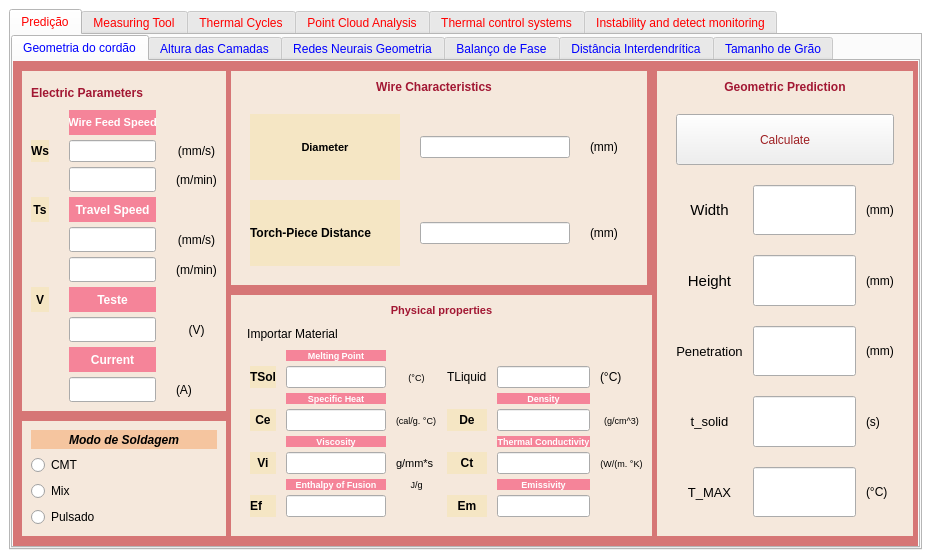
Above: include/ui/AMS_ui.ui from NycFenix/A.M.S-Interface before the change. Below: the same form after it.
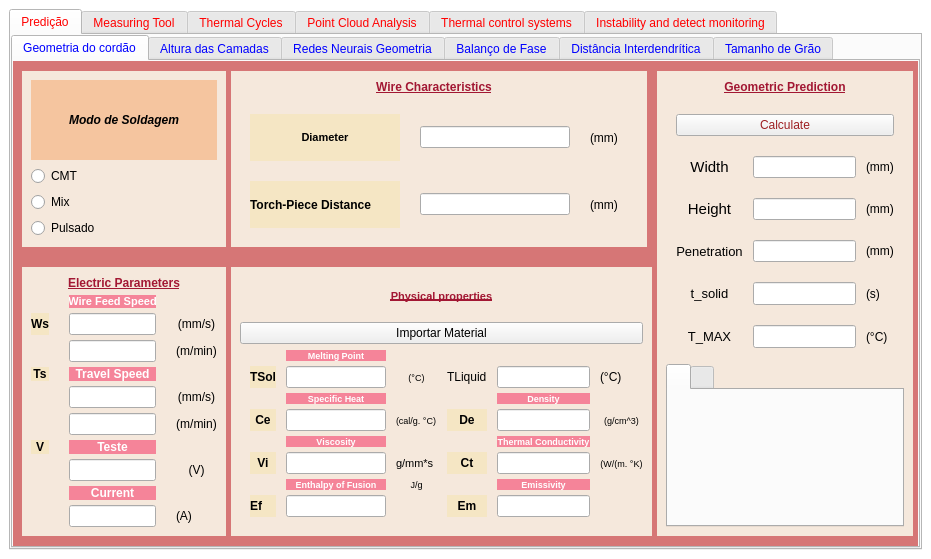
That is the form after the change. Icons and pictures are not drawn.

Commit message: Updated visuals with temperature Tab Widget

What changed in the file:
```diff
--- a/include/ui/AMS_ui.ui
+++ b/include/ui/AMS_ui.ui
@@ -466,6 +466,7 @@
 /* dark red labels */
 #electric_parameters_title, #electric_current_title, #physical_properties_title, #prediction_layers_title, #wire_characteristics_title, #geometric_prediction_title {
 color:rgb(162, 23, 51);
+text-decoration: underline;
 }
 
 /* yellow icon labels */ 
@@ -509,15 +510,400 @@
             <property name="verticalSpacing">
              <number>10</number>
             </property>
+            <item row="0" column="3">
+             <widget class="QWidget" name="wire_characteristics_rect" native="true">
+              <layout class="QGridLayout" name="gridLayout_3">
+               <item row="0" column="1">
+                <layout class="QGridLayout" name="wire_characteristics_layout">
+                 <property name="leftMargin">
+                  <number>10</number>
+                 </property>
+                 <property name="rightMargin">
+                  <number>20</number>
+                 </property>
+                 <property name="bottomMargin">
+                  <number>10</number>
+                 </property>
+                 <property name="spacing">
+                  <number>20</number>
+                 </property>
+                 <item row="2" column="0">
+                  <widget class="QLabel" name="DBCP_label">
+                   <property name="sizePolicy">
+                    <sizepolicy hsizetype="Expanding" vsizetype="Expanding">
+                     <horstretch>0</horstretch>
+                     <verstretch>0</verstretch>
+                    </sizepolicy>
+                   </property>
+                   <property name="text">
+                    <string>Torch-Piece Distance</string>
+                   </property>
+                  </widget>
+                 </item>
+                 <item row="0" column="0" colspan="3">
+                  <widget class="QLabel" name="wire_characteristics_title">
+                   <property name="font">
+                    <font>
+                     <bold>true</bold>
+                     <underline>true</underline>
+                    </font>
+                   </property>
+                   <property name="styleSheet">
+                    <string notr="true"/>
+                   </property>
+                   <property name="text">
+                    <string>Wire Characteristics</string>
+                   </property>
+                   <property name="alignment">
+                    <set>Qt::AlignmentFlag::AlignCenter</set>
+                   </property>
+                  </widget>
+                 </item>
+                 <item row="1" column="0">
+                  <widget class="QLabel" name="diameter_icon">
+                   <property name="enabled">
+                    <bool>true</bool>
+                   </property>
+                   <property name="sizePolicy">
+                    <sizepolicy hsizetype="Expanding" vsizetype="Expanding">
+                     <horstretch>0</horstretch>
+                     <verstretch>0</verstretch>
+                    </sizepolicy>
+                   </property>
+                   <property name="minimumSize">
+                    <size>
+                     <width>50</width>
+                     <height>0</height>
+                    </size>
+                   </property>
+                   <property name="palette">
+                    <palette>
+                     <active>
+                      <colorrole role="WindowText">
+                       <brush brushstyle="SolidPattern">
+                        <color alpha="255">
+                         <red>0</red>
+                         <green>0</green>
+                         <blue>0</blue>
+                        </color>
+                       </brush>
+                      </colorrole>
+                      <colorrole role="Button">
+                       <brush brushstyle="SolidPattern">
+                        <color alpha="255">
+                         <red>245</red>
+                         <green>230</green>
+                         <blue>196</blue>
+                        </color>
+                       </brush>
+                      </colorrole>
+                      <colorrole role="Text">
+                       <brush brushstyle="SolidPattern">
+                        <color alpha="255">
+                         <red>0</red>
+                         <green>0</green>
+                         <blue>0</blue>
+                        </color>
+                       </brush>
+                      </colorrole>
+                      <colorrole role="ButtonText">
+                       <brush brushstyle="SolidPattern">
+                        <color alpha="255">
+                         <red>0</red>
+                         <green>0</green>
+                         <blue>0</blue>
+                        </color>
+                       </brush>
+                      </colorrole>
+                      <colorrole role="Base">
+                       <brush brushstyle="SolidPattern">
+                        <color alpha="255">
+                         <red>245</red>
+                         <green>230</green>
+                         <blue>196</blue>
+                        </color>
+                       </brush>
+                      </colorrole>
+                      <colorrole role="Window">
+                       <brush brushstyle="SolidPattern">
+                        <color alpha="255">
+                         <red>245</red>
+                         <green>230</green>
+                         <blue>196</blue>
+                        </color>
+                       </brush>
+                      </colorrole>
+                      <colorrole role="PlaceholderText">
+                       <brush brushstyle="SolidPattern">
+                        <color alpha="128">
+                         <red>0</red>
+                         <green>0</green>
+                         <blue>0</blue>
+                        </color>
+                       </brush>
+                      </colorrole>
+                     </active>
+                     <inactive>
+                      <colorrole role="WindowText">
+                       <brush brushstyle="SolidPattern">
+                        <color alpha="255">
+                         <red>0</red>
+                         <green>0</green>
+                         <blue>0</blue>
+                        </color>
+                       </brush>
+                      </colorrole>
+                      <colorrole role="Button">
+                       <brush brushstyle="SolidPattern">
+                        <color alpha="255">
+                         <red>245</red>
+                         <green>230</green>
+                         <blue>196</blue>
+                        </color>
+                       </brush>
+                      </colorrole>
+                      <colorrole role="Text">
+                       <brush brushstyle="SolidPattern">
+                        <color alpha="255">
+                         <red>0</red>
+                         <green>0</green>
+                         <blue>0</blue>
+                        </color>
+                       </brush>
+                      </colorrole>
+                      <colorrole role="ButtonText">
+                       <brush brushstyle="SolidPattern">
+                        <color alpha="255">
+                         <red>0</red>
+                         <green>0</green>
+                         <blue>0</blue>
+                        </color>
+                       </brush>
+                      </colorrole>
+                      <colorrole role="Base">
+                       <brush brushstyle="SolidPattern">
+                        <color alpha="255">
+                         <red>245</red>
+                         <green>230</green>
+                         <blue>196</blue>
+                        </color>
+                       </brush>
+                      </colorrole>
+                      <colorrole role="Window">
+                       <brush brushstyle="SolidPattern">
+                        <color alpha="255">
+                         <red>245</red>
+                         <green>230</green>
+                         <blue>196</blue>
+                        </color>
+                       </brush>
+                      </colorrole>
+                      <colorrole role="PlaceholderText">
+                       <brush brushstyle="SolidPattern">
+                        <color alpha="128">
+                         <red>0</red>
+                         <green>0</green>
+                         <blue>0</blue>
+                        </color>
+                       </brush>
+                      </colorrole>
+                     </inactive>
+                     <disabled>
+                      <colorrole role="WindowText">
+                       <brush brushstyle="SolidPattern">
+                        <color alpha="255">
+                         <red>0</red>
+                         <green>0</green>
+                         <blue>0</blue>
+                        </color>
+                       </brush>
+                      </colorrole>
+                      <colorrole role="Button">
+                       <brush brushstyle="SolidPattern">
+                        <color alpha="255">
+                         <red>245</red>
+                         <green>230</green>
+                         <blue>196</blue>
+                        </color>
+                       </brush>
+                      </colorrole>
+                      <colorrole role="Text">
+                       <brush brushstyle="SolidPattern">
+                        <color alpha="255">
+                         <red>0</red>
+                         <green>0</green>
+                         <blue>0</blue>
+                        </color>
+                       </brush>
+                      </colorrole>
+                      <colorrole role="ButtonText">
+                       <brush brushstyle="SolidPattern">
+                        <color alpha="255">
+                         <red>0</red>
+                         <green>0</green>
+                         <blue>0</blue>
+                        </color>
+                       </brush>
+                      </colorrole>
+                      <colorrole role="Base">
+                       <brush brushstyle="SolidPattern">
+                        <color alpha="255">
+                         <red>245</red>
+                         <green>230</green>
+                         <blue>196</blue>
+                        </color>
+                       </brush>
+                      </colorrole>
+                      <colorrole role="Window">
+                       <brush brushstyle="SolidPattern">
+                        <color alpha="255">
+                         <red>245</red>
+                         <green>230</green>
+                         <blue>196</blue>
+                        </color>
+                       </brush>
+                      </colorrole>
+                      <colorrole role="PlaceholderText">
+                       <brush brushstyle="SolidPattern">
+                        <color alpha="128">
+                         <red>0</red>
+                         <green>0</green>
+                         <blue>0</blue>
+                        </color>
+                       </brush>
+                      </colorrole>
+                     </disabled>
+                    </palette>
+                   </property>
+                   <property name="font">
+                    <font>
+                     <pointsize>8</pointsize>
+                     <bold>true</bold>
+                    </font>
+                   </property>
+                   <property name="styleSheet">
+                    <string notr="true">background-color:rgb(245, 230, 196)</string>
+                   </property>
+                   <property name="text">
+                    <string>Diameter</string>
+                   </property>
+                   <property name="alignment">
+                    <set>Qt::AlignmentFlag::AlignCenter</set>
+                   </property>
+                  </widget>
+                 </item>
+                 <item row="1" column="2">
+                  <widget class="QLabel" name="diameter_measure">
+                   <property name="palette">
+                    <palette>
+                     <active>
+                      <colorrole role="WindowText">
+                       <brush brushstyle="SolidPattern">
+                        <color alpha="255">
+                         <red>0</red>
+                         <green>0</green>
+                         <blue>0</blue>
+                        </color>
+                       </brush>
+                      </colorrole>
+                     </active>
+                     <inactive>
+                      <colorrole role="WindowText">
+                       <brush brushstyle="SolidPattern">
+                        <color alpha="255">
+                         <red>0</red>
+                         <green>0</green>
+                         <blue>0</blue>
+                        </color>
+                       </brush>
+                      </colorrole>
+                     </inactive>
+                     <disabled/>
+                    </palette>
+                   </property>
+                   <property name="text">
+                    <string>(mm)</string>
+                   </property>
+                  </widget>
+                 </item>
+                 <item row="1" column="1">
+                  <widget class="QLineEdit" name="diameter">
+                   <property name="sizePolicy">
+                    <sizepolicy hsizetype="Expanding" vsizetype="Fixed">
+                     <horstretch>0</horstretch>
+                     <verstretch>0</verstretch>
+                    </sizepolicy>
+                   </property>
+                  </widget>
+                 </item>
+                 <item row="2" column="1">
+                  <widget class="QLineEdit" name="DBCP"/>
+                 </item>
+                 <item row="2" column="2">
+                  <widget class="QLabel" name="DBCP_measure">
+                   <property name="text">
+                    <string>(mm)</string>
+                   </property>
+                  </widget>
+                 </item>
+                </layout>
+               </item>
+              </layout>
+             </widget>
+            </item>
+            <item row="0" column="0">
+             <widget class="QWidget" name="transfer_mode_rect" native="true">
+              <layout class="QVBoxLayout" name="verticalLayout_4">
+               <item>
+                <widget class="QLabel" name="transfer_mode_title">
+                 <property name="font">
+                  <font>
+                   <italic>true</italic>
+                   <bold>true</bold>
+                  </font>
+                 </property>
+                 <property name="text">
+                  <string>Modo de Soldagem</string>
+                 </property>
+                 <property name="alignment">
+                  <set>Qt::AlignmentFlag::AlignCenter</set>
+                 </property>
+                </widget>
+               </item>
+               <item>
+                <widget class="QRadioButton" name="cmt">
+                 <property name="text">
+                  <string>CMT</string>
+                 </property>
+                </widget>
+               </item>
+               <item>
+                <widget class="QRadioButton" name="mix">
+                 <property name="text">
+                  <string>Mix</string>
+                 </property>
+                </widget>
+               </item>
+               <item>
+                <widget class="QRadioButton" name="pulsado">
+                 <property name="text">
+                  <string>Pulsado</string>
+                 </property>
+                </widget>
+               </item>
+              </layout>
+             </widget>
+            </item>
             <item row="2" column="3" rowspan="2" colspan="2">
              <widget class="QWidget" name="electric_current_rect" native="true">
               <layout class="QGridLayout" name="gridLayout">
-               <item row="1" column="0">
+               <item row="2" column="0">
                 <widget class="QLabel" name="physical_properties_title">
                  <property name="font">
                   <font>
                    <pointsize>8</pointsize>
                    <bold>true</bold>
+                   <underline>true</underline>
                   </font>
                  </property>
                  <property name="text">
@@ -528,7 +914,7 @@
                  </property>
                 </widget>
                </item>
-               <item row="3" column="0">
+               <item row="5" column="0">
                 <layout class="QGridLayout" name="electric_current_layout">
                  <property name="leftMargin">
                   <number>10</number>
@@ -3498,23 +3884,20 @@
                  </item>
                 </layout>
                </item>
-               <item row="2" column="0">
-                <widget class="QToolButton" name="MaterialsButton">
+               <item row="3" column="0">
+                <widget class="QPushButton" name="MaterialsButton">
                  <property name="text">
                   <string>Importar Material</string>
                  </property>
                  <property name="icon">
                   <iconset theme="QIcon::ThemeIcon::DocumentOpen"/>
                  </property>
-                 <property name="autoRaise">
-                  <bool>true</bool>
-                 </property>
                 </widget>
                </item>
               </layout>
              </widget>
             </item>
-            <item row="1" column="6" rowspan="3">
+            <item row="0" column="6" rowspan="4">
              <widget class="QWidget" name="geometric_prediction_rect" native="true">
               <layout class="QGridLayout" name="gridLayout_7">
                <item row="0" column="0">
@@ -3539,6 +3922,7 @@
                    <property name="font">
                     <font>
                      <bold>true</bold>
+                     <underline>true</underline>
                      <kerning>true</kerning>
                     </font>
                    </property>
@@ -3553,24 +3937,6 @@
                    </property>
                   </widget>
                  </item>
-                 <item row="6" column="1" colspan="2">
-                  <widget class="QLineEdit" name="Tmax">
-                   <property name="sizePolicy">
-                    <sizepolicy hsizetype="Expanding" vsizetype="Expanding">
-                     <horstretch>0</horstretch>
-                     <verstretch>0</verstretch>
-                    </sizepolicy>
-                   </property>
-                   <property name="font">
-                    <font>
-                     <pointsize>10</pointsize>
-                    </font>
-                   </property>
-                   <property name="alignment">
-                    <set>Qt::AlignmentFlag::AlignCenter</set>
-                   </property>
-                  </widget>
-                 </item>
                  <item row="4" column="3">
                   <widget class="QLabel" name="penetration_measure">
                    <property name="palette">
@@ -4036,352 +4402,47 @@
                    </property>
                   </widget>
                  </item>
-                </layout>
-               </item>
-              </layout>
-             </widget>
-            </item>
-            <item row="1" column="3">
-             <widget class="QWidget" name="wire_characteristics_rect" native="true">
-              <layout class="QGridLayout" name="gridLayout_3">
-               <item row="0" column="0">
-                <layout class="QGridLayout" name="wire_characteristics_layout">
-                 <property name="leftMargin">
-                  <number>10</number>
-                 </property>
-                 <property name="rightMargin">
-                  <number>20</number>
-                 </property>
-                 <property name="bottomMargin">
-                  <number>10</number>
-                 </property>
-                 <property name="spacing">
-                  <number>20</number>
-                 </property>
-                 <item row="2" column="0">
-                  <widget class="QLabel" name="DBCP_label">
+                 <item row="6" column="1" colspan="2">
+                  <widget class="QLineEdit" name="Tmax">
                    <property name="sizePolicy">
                     <sizepolicy hsizetype="Expanding" vsizetype="Expanding">
                      <horstretch>0</horstretch>
                      <verstretch>0</verstretch>
                     </sizepolicy>
                    </property>
-                   <property name="text">
-                    <string>Torch-Piece Distance</string>
-                   </property>
-                  </widget>
-                 </item>
-                 <item row="0" column="0" colspan="3">
-                  <widget class="QLabel" name="wire_characteristics_title">
                    <property name="font">
                     <font>
-                     <bold>true</bold>
+                     <pointsize>10</pointsize>
                     </font>
                    </property>
-                   <property name="styleSheet">
-                    <string notr="true"/>
-                   </property>
-                   <property name="text">
-                    <string>Wire Characteristics</string>
-                   </property>
                    <property name="alignment">
                     <set>Qt::AlignmentFlag::AlignCenter</set>
                    </property>
                   </widget>
                  </item>
-                 <item row="1" column="0">
-                  <widget class="QLabel" name="diameter_icon">
-                   <property name="enabled">
-                    <bool>true</bool>
-                   </property>
-                   <property name="sizePolicy">
-                    <sizepolicy hsizetype="Expanding" vsizetype="Expanding">
-                     <horstretch>0</horstretch>
-                     <verstretch>0</verstretch>
-                    </sizepolicy>
-                   </property>
-                   <property name="minimumSize">
-                    <size>
-                     <width>50</width>
-                     <height>0</height>
-                    </size>
-                   </property>
-                   <property name="palette">
-                    <palette>
-                     <active>
-                      <colorrole role="WindowText">
-                       <brush brushstyle="SolidPattern">
-                        <color alpha="255">
-                         <red>0</red>
-                         <green>0</green>
-                         <blue>0</blue>
-                        </color>
-                       </brush>
-                      </colorrole>
-                      <colorrole role="Button">
-                       <brush brushstyle="SolidPattern">
-                        <color alpha="255">
-                         <red>245</red>
-                         <green>230</green>
-                         <blue>196</blue>
-                        </color>
-                       </brush>
-                      </colorrole>
-                      <colorrole role="Text">
-                       <brush brushstyle="SolidPattern">
-                        <color alpha="255">
-                         <red>0</red>
-                         <green>0</green>
-                         <blue>0</blue>
-                        </color>
-                       </brush>
-                      </colorrole>
-                      <colorrole role="ButtonText">
-                       <brush brushstyle="SolidPattern">
-                        <color alpha="255">
-                         <red>0</red>
-                         <green>0</green>
-                         <blue>0</blue>
-                        </color>
-                       </brush>
-                      </colorrole>
-                      <colorrole role="Base">
-                       <brush brushstyle="SolidPattern">
-                        <color alpha="255">
-                         <red>245</red>
-                         <green>230</green>
-                         <blue>196</blue>
-                        </color>
-                       </brush>
-                      </colorrole>
-                      <colorrole role="Window">
-                       <brush brushstyle="SolidPattern">
-                        <color alpha="255">
-                         <red>245</red>
-                         <green>230</green>
-                         <blue>196</blue>
-                        </color>
-                       </brush>
-                      </colorrole>
-                      <colorrole role="PlaceholderText">
-                       <brush brushstyle="SolidPattern">
-                        <color alpha="128">
-                         <red>0</red>
-                         <green>0</green>
-                         <blue>0</blue>
-                        </color>
-                       </brush>
-                      </colorrole>
-                     </active>
-                     <inactive>
-                      <colorrole role="WindowText">
-                       <brush brushstyle="SolidPattern">
-                        <color alpha="255">
-                         <red>0</red>
-                         <green>0</green>
-                         <blue>0</blue>
-                        </color>
-                       </brush>
-                      </colorrole>
-                      <colorrole role="Button">
-                       <brush brushstyle="SolidPattern">
-                        <color alpha="255">
-                         <red>245</red>
-                         <green>230</green>
-                         <blue>196</blue>
-                        </color>
-                       </brush>
-                      </colorrole>
-                      <colorrole role="Text">
-                       <brush brushstyle="SolidPattern">
-                        <color alpha="255">
-                         <red>0</red>
-                         <green>0</green>
-                         <blue>0</blue>
-                        </color>
-                       </brush>
-                      </colorrole>
-                      <colorrole role="ButtonText">
-                       <brush brushstyle="SolidPattern">
-                        <color alpha="255">
-                         <red>0</red>
-                         <green>0</green>
-                         <blue>0</blue>
-                        </color>
-                       </brush>
-                      </colorrole>
-                      <colorrole role="Base">
-                       <brush brushstyle="SolidPattern">
-                        <color alpha="255">
-                         <red>245</red>
-                         <green>230</green>
-                         <blue>196</blue>
-                        </color>
-                       </brush>
-                      </colorrole>
-                      <colorrole role="Window">
-                       <brush brushstyle="SolidPattern">
-                        <color alpha="255">
-                         <red>245</red>
-                         <green>230</green>
-                         <blue>196</blue>
-                        </color>
-                       </brush>
-                      </colorrole>
-                      <colorrole role="PlaceholderText">
-                       <brush brushstyle="SolidPattern">
-                        <color alpha="128">
-                         <red>0</red>
-                         <green>0</green>
-                         <blue>0</blue>
-                        </color>
-                       </brush>
-                      </colorrole>
-                     </inactive>
-                     <disabled>
-                      <colorrole role="WindowText">
-                       <brush brushstyle="SolidPattern">
-                        <color alpha="255">
-                         <red>0</red>
-                         <green>0</green>
-                         <blue>0</blue>
-                        </color>
-                       </brush>
-                      </colorrole>
-                      <colorrole role="Button">
-                       <brush brushstyle="SolidPattern">
-                        <color alpha="255">
-                         <red>245</red>
-                         <green>230</green>
-                         <blue>196</blue>
-                        </color>
-                       </brush>
-                      </colorrole>
-                      <colorrole role="Text">
-                       <brush brushstyle="SolidPattern">
-                        <color alpha="255">
-                         <red>0</red>
-                         <green>0</green>
-                         <blue>0</blue>
-                        </color>
-                       </brush>
-                      </colorrole>
-                      <colorrole role="ButtonText">
-                       <brush brushstyle="SolidPattern">
-                        <color alpha="255">
-                         <red>0</red>
-                         <green>0</green>
-                         <blue>0</blue>
-                        </color>
-                       </brush>
-                      </colorrole>
-                      <colorrole role="Base">
-                       <brush brushstyle="SolidPattern">
-                        <color alpha="255">
-                         <red>245</red>
-                         <green>230</green>
-                         <blue>196</blue>
-                        </color>
-                       </brush>
-                      </colorrole>
-                      <colorrole role="Window">
-                       <brush brushstyle="SolidPattern">
-                        <color alpha="255">
-                         <red>245</red>
-                         <green>230</green>
-                         <blue>196</blue>
-                        </color>
-                       </brush>
-                      </colorrole>
-                      <colorrole role="PlaceholderText">
-                       <brush brushstyle="SolidPattern">
-                        <color alpha="128">
-                         <red>0</red>
-                         <green>0</green>
-                         <blue>0</blue>
-                        </color>
-                       </brush>
-                      </colorrole>
-                     </disabled>
-                    </palette>
-                   </property>
-                   <property name="font">
-                    <font>
-                     <pointsize>8</pointsize>
-                     <bold>true</bold>
-                    </font>
-                   </property>
-                   <property name="styleSheet">
-                    <string notr="true">background-color:rgb(245, 230, 196)</string>
-                   </property>
-                   <property name="text">
-                    <string>Diameter</string>
-                   </property>
-                   <property name="alignment">
-                    <set>Qt::AlignmentFlag::AlignCenter</set>
-                   </property>
-                  </widget>
-                 </item>
-                 <item row="1" column="2">
-                  <widget class="QLabel" name="diameter_measure">
-                   <property name="palette">
-                    <palette>
-                     <active>
-                      <colorrole role="WindowText">
-                       <brush brushstyle="SolidPattern">
-                        <color alpha="255">
-                         <red>0</red>
-                         <green>0</green>
-                         <blue>0</blue>
-                        </color>
-                       </brush>
-                      </colorrole>
-                     </active>
-                     <inactive>
-                      <colorrole role="WindowText">
-                       <brush brushstyle="SolidPattern">
-                        <color alpha="255">
-                         <red>0</red>
-                         <green>0</green>
-                         <blue>0</blue>
-                        </color>
-                       </brush>
-                      </colorrole>
-                     </inactive>
-                     <disabled/>
-                    </palette>
-                   </property>
-                   <property name="text">
-                    <string>(mm)</string>
-                   </property>
-                  </widget>
-                 </item>
-                 <item row="1" column="1">
-                  <widget class="QLineEdit" name="diameter">
-                   <property name="sizePolicy">
-                    <sizepolicy hsizetype="Expanding" vsizetype="Fixed">
-                     <horstretch>0</horstretch>
-                     <verstretch>0</verstretch>
-                    </sizepolicy>
-                   </property>
-                  </widget>
-                 </item>
-                 <item row="2" column="1">
-                  <widget class="QLineEdit" name="DBCP"/>
-                 </item>
-                 <item row="2" column="2">
-                  <widget class="QLabel" name="DBCP_measure">
-                   <property name="text">
-                    <string>(mm)</string>
-                   </property>
-                  </widget>
-                 </item>
                 </layout>
                </item>
+               <item row="1" column="0">
+                <widget class="QTabWidget" name="tabWidget">
+                 <property name="currentIndex">
+                  <number>0</number>
+                 </property>
+                 <widget class="QWidget" name="tabWidgetPage1" native="true">
+                  <attribute name="title">
+                   <string/>
+                  </attribute>
+                 </widget>
+                 <widget class="QWidget" name="tabWidgetPage2" native="true">
+                  <attribute name="title">
+                   <string/>
+                  </attribute>
+                 </widget>
+                </widget>
+               </item>
               </layout>
              </widget>
             </item>
-            <item row="1" column="0" rowspan="2" colspan="3">
+            <item row="2" column="0" rowspan="2">
              <widget class="QWidget" name="electric_parameters_rect" native="true">
               <layout class="QGridLayout" name="gridLayout_2">
                <item row="0" column="2">
@@ -4749,11 +4810,15 @@
                    <property name="font">
                     <font>
                      <bold>true</bold>
+                     <underline>true</underline>
                     </font>
                    </property>
                    <property name="text">
                     <string>Electric Parameters</string>
                    </property>
+                   <property name="alignment">
+                    <set>Qt::AlignmentFlag::AlignCenter</set>
+                   </property>
                   </widget>
                  </item>
                  <item row="7" column="0">
@@ -6361,49 +6426,6 @@
               </layout>
              </widget>
             </item>
-            <item row="3" column="0" colspan="3">
-             <widget class="QWidget" name="transfer_mode_rect" native="true">
-              <layout class="QVBoxLayout" name="verticalLayout_4">
-               <item>
-                <widget class="QLabel" name="transfer_mode_title">
-                 <property name="font">
-                  <font>
-                   <italic>true</italic>
-                   <bold>true</bold>
-                  </font>
-                 </property>
-                 <property name="text">
-                  <string>Modo de Soldagem</string>
-                 </property>
-                 <property name="alignment">
-                  <set>Qt::AlignmentFlag::AlignCenter</set>
-                 </property>
-                </widget>
-               </item>
-               <item>
-                <widget class="QRadioButton" name="cmt">
-                 <property name="text">
-                  <string>CMT</string>
-                 </property>
-                </widget>
-               </item>
-               <item>
-                <widget class="QRadioButton" name="mix">
-                 <property name="text">
-                  <string>Mix</string>
-                 </property>
-                </widget>
-               </item>
-               <item>
-                <widget class="QRadioButton" name="pulsado">
-                 <property name="text">
-                  <string>Pulsado</string>
-                 </property>
-                </widget>
-               </item>
-              </layout>
-             </widget>
-            </item>
            </layout>
           </widget>
           <widget class="QWidget" name="AlturaCamadas">
```
Left out of the diff: 1 changed line with no effect on the pictures. The commit also changes 5 other files.
